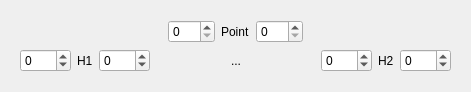
This is src/widgets/bezierspline_ui.ui in KDE/kdenlive as Qt 5 draws it before an edit. The edited form follows.
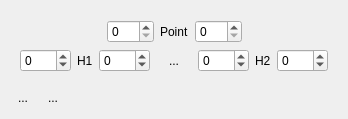
This is the edited form.

Commit message: Bezier Spline Widget: Make it possible to zoom out (because handles can have values out of the range 0-1 (0-255))

Diff of the .ui file:
```diff
--- a/src/widgets/bezierspline_ui.ui
+++ b/src/widgets/bezierspline_ui.ui
@@ -6,15 +6,15 @@
    <rect>
     <x>0</x>
     <y>0</y>
-    <width>471</width>
-    <height>84</height>
+    <width>336</width>
+    <height>94</height>
    </rect>
   </property>
   <property name="windowTitle">
    <string>Form</string>
   </property>
   <layout class="QGridLayout" name="gridLayout">
-   <item row="1" column="5">
+   <item row="1" column="5" colspan="3">
     <widget class="QWidget" name="widgetPoint" native="true">
      <layout class="QGridLayout" name="gridLayout_2">
       <item row="0" column="0" colspan="9">
@@ -199,6 +199,39 @@
      </layout>
     </widget>
    </item>
+   <item row="2" column="5">
+    <widget class="QToolButton" name="buttonZoomIn">
+     <property name="text">
+      <string>...</string>
+     </property>
+     <property name="autoRaise">
+      <bool>true</bool>
+     </property>
+    </widget>
+   </item>
+   <item row="2" column="6">
+    <widget class="QToolButton" name="buttonZoomOut">
+     <property name="text">
+      <string>...</string>
+     </property>
+     <property name="autoRaise">
+      <bool>true</bool>
+     </property>
+    </widget>
+   </item>
+   <item row="2" column="7">
+    <spacer name="spacer">
+     <property name="orientation">
+      <enum>Qt::Horizontal</enum>
+     </property>
+     <property name="sizeHint" stdset="0">
+      <size>
+       <width>40</width>
+       <height>20</height>
+      </size>
+     </property>
+    </spacer>
+   </item>
   </layout>
  </widget>
  <resources/>
```
The commit also changes 3 other files.
